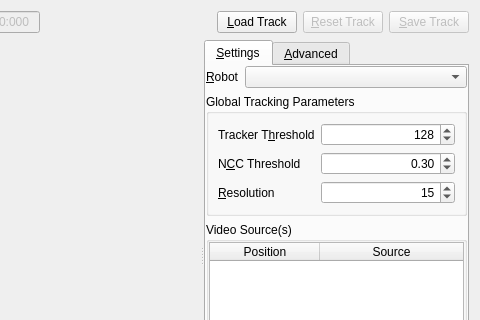
First picture: the form in app/src/tools/core/tabs/TrackRobotWidget.ui, repository dysonltd-zz/gts, before the edit; both pictures show x 277 to 757 and y 0 to 320 of the 757 by 480 pixel window.
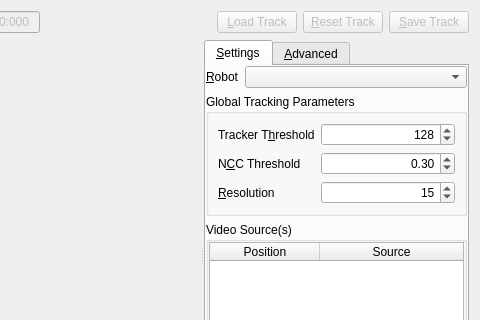
Second picture: the form after the edit. Icons and pictures are not drawn. Custom widgets are drawn as their Qt base class.

Patch:
```diff
--- a/app/src/tools/core/tabs/TrackRobotWidget.ui
+++ b/app/src/tools/core/tabs/TrackRobotWidget.ui
@@ -262,7 +262,7 @@
      <item>
       <widget class="QPushButton" name="m_loadBtn">
        <property name="enabled">
-        <bool>true</bool>
+        <bool>false</bool>
        </property>
        <property name="text">
         <string>&amp;Load Track</string>
```
